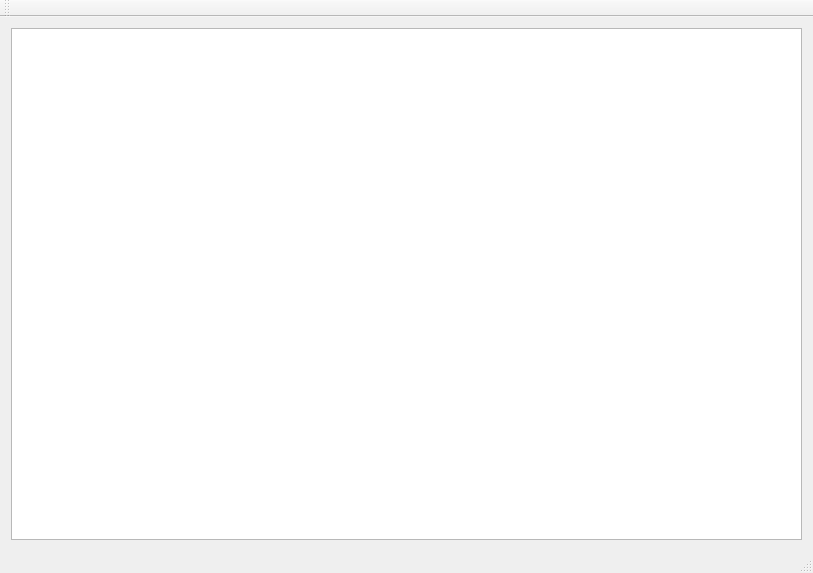
First picture: the form in src/WatsonTranslatorClient/mainwindow.ui, repository devdor/QTWatsonTranslator, before the edit.
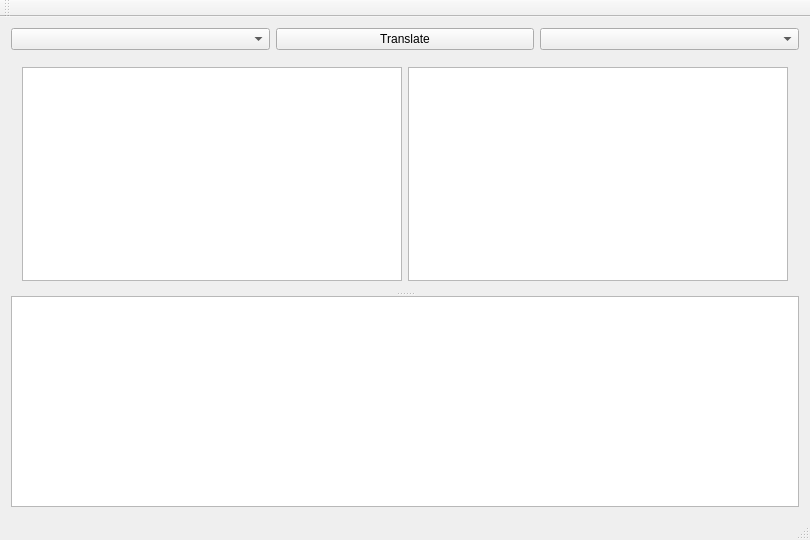
Second picture: the form after the edit.

Commit message: Added source and destination language QComboBoxes

The edit to the form file:
```diff
--- a/src/WatsonTranslatorClient/mainwindow.ui
+++ b/src/WatsonTranslatorClient/mainwindow.ui
@@ -6,17 +6,66 @@
    <rect>
     <x>0</x>
     <y>0</y>
-    <width>813</width>
-    <height>573</height>
+    <width>810</width>
+    <height>540</height>
    </rect>
   </property>
   <property name="windowTitle">
    <string>MainWindow</string>
   </property>
   <widget class="QWidget" name="centralWidget">
-   <layout class="QHBoxLayout" name="horizontalLayout">
+   <layout class="QVBoxLayout" name="verticalLayout_3">
     <item>
-     <widget class="QTableWidget" name="tableWidget"/>
+     <layout class="QHBoxLayout" name="horizontalLayout_2">
+      <item>
+       <widget class="QComboBox" name="cmbLangIn"/>
+      </item>
+      <item>
+       <widget class="QPushButton" name="btnTranslate">
+        <property name="toolTip">
+         <string/>
+        </property>
+        <property name="text">
+         <string>Translate</string>
+        </property>
+        <property name="flat">
+         <bool>false</bool>
+        </property>
+       </widget>
+      </item>
+      <item>
+       <widget class="QComboBox" name="cmbLangOut"/>
+      </item>
+     </layout>
+    </item>
+    <item>
+     <widget class="QSplitter" name="splitter">
+      <property name="orientation">
+       <enum>Qt::Vertical</enum>
+      </property>
+      <widget class="QWidget" name="horizontalLayoutWidget">
+       <layout class="QHBoxLayout" name="horizontalLayout">
+        <item>
+         <layout class="QVBoxLayout" name="verticalLayout_2">
+          <property name="spacing">
+           <number>6</number>
+          </property>
+          <item>
+           <widget class="QPlainTextEdit" name="txtLangIn"/>
+          </item>
+         </layout>
+        </item>
+        <item>
+         <layout class="QVBoxLayout" name="verticalLayout">
+          <item>
+           <widget class="QPlainTextEdit" name="txtLangOut"/>
+          </item>
+         </layout>
+        </item>
+       </layout>
+      </widget>
+      <widget class="QTableWidget" name="tableWidget"/>
+     </widget>
     </item>
    </layout>
   </widget>
```
Left out of the diff: 2 changed lines with no effect on the pictures. The commit also changes 3 other files.
